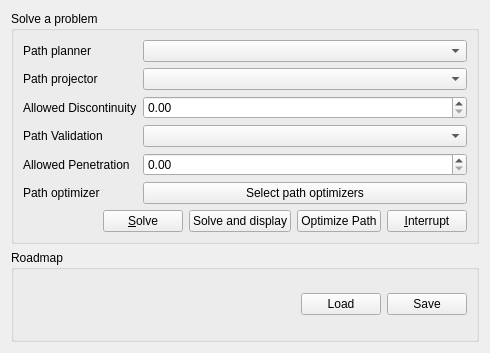
humanoid-path-planner/hpp-gui, file plugins/hppwidgetsplugin/solverwidget.ui: the form before one commit.
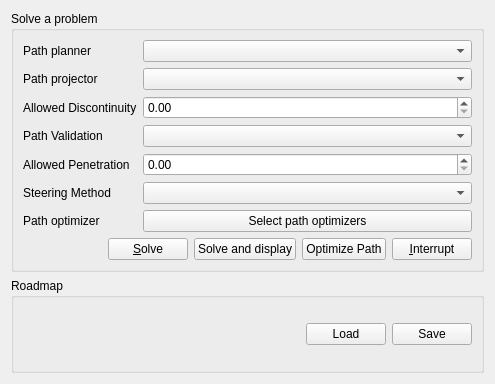
The form after the commit. Icons and pictures are not drawn.

Commit message: Add the selection of steering method in solverwidget

Patch:
```diff
--- a/plugins/hppwidgetsplugin/solverwidget.ui
+++ b/plugins/hppwidgetsplugin/solverwidget.ui
@@ -6,8 +6,8 @@
    <rect>
     <x>0</x>
     <y>0</y>
-    <width>490</width>
-    <height>353</height>
+    <width>495</width>
+    <height>384</height>
    </rect>
   </property>
   <property name="windowTitle">
@@ -45,14 +45,14 @@
         <item row="1" column="1">
          <widget class="QComboBox" name="pathProjectorComboBox"/>
         </item>
-        <item row="5" column="0">
+        <item row="6" column="0">
          <widget class="QLabel" name="pathOptimizerLabel">
           <property name="text">
            <string>Path optimizer</string>
           </property>
          </widget>
         </item>
-        <item row="5" column="1">
+        <item row="6" column="1">
          <widget class="QPushButton" name="pathOptimizerButton">
           <property name="text">
            <string>Select path optimizers</string>
@@ -89,6 +89,16 @@
           </property>
          </widget>
         </item>
+        <item row="5" column="0">
+         <widget class="QLabel" name="label">
+          <property name="text">
+           <string>Steering Method</string>
+          </property>
+         </widget>
+        </item>
+        <item row="5" column="1">
+         <widget class="QComboBox" name="steeringMethodComboBox"/>
+        </item>
        </layout>
       </item>
       <item>
```
The commit also changes 2 other files.
